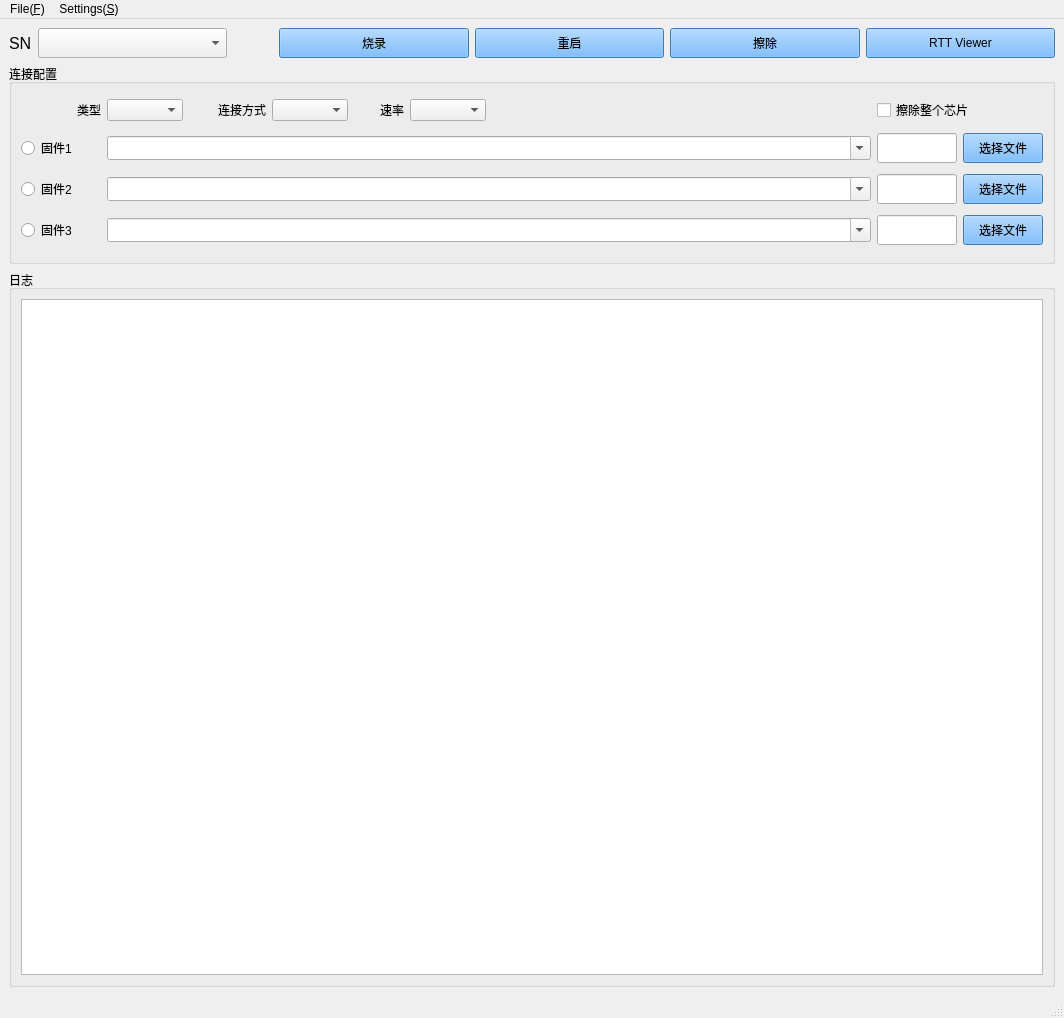
Before: the Qt Designer form mainwindow.ui in duapple/JLink_Flush_GUI, drawn with Qt 5.
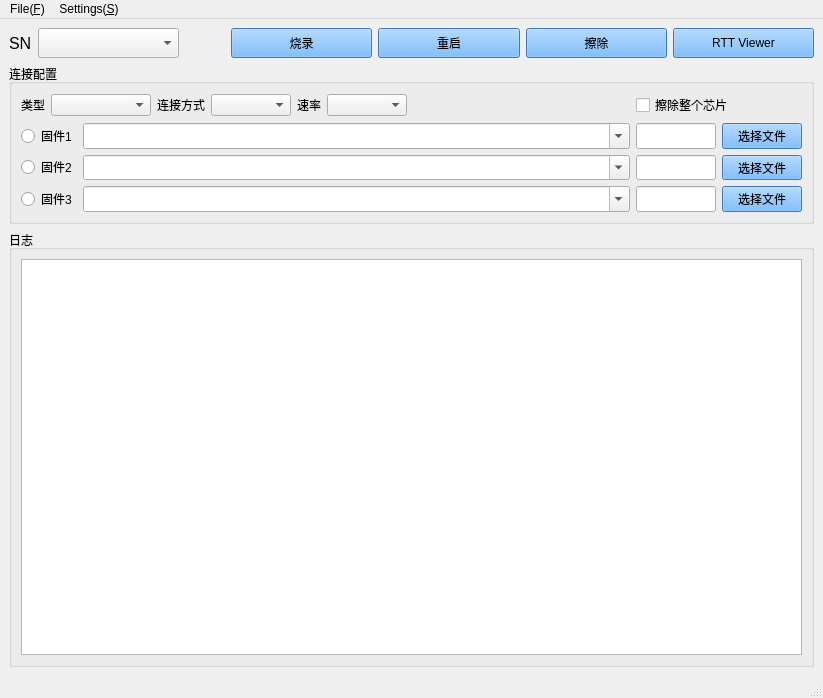
After: the same form once the commit is applied. Icons and pictures are not drawn.

```diff
--- a/mainwindow.ui
+++ b/mainwindow.ui
@@ -6,8 +6,8 @@
    <rect>
     <x>0</x>
     <y>0</y>
-    <width>1064</width>
-    <height>1018</height>
+    <width>823</width>
+    <height>698</height>
    </rect>
   </property>
   <property name="cursor">
@@ -29,7 +29,7 @@
     <item row="1" column="0">
      <widget class="QGroupBox" name="groupBox">
       <property name="sizePolicy">
-       <sizepolicy hsizetype="Expanding" vsizetype="Expanding">
+       <sizepolicy hsizetype="Expanding" vsizetype="MinimumExpanding">
         <horstretch>0</horstretch>
         <verstretch>0</verstretch>
        </sizepolicy>
@@ -43,49 +43,217 @@
       <property name="maximumSize">
        <size>
         <width>16777215</width>
-        <height>200</height>
+        <height>160</height>
        </size>
       </property>
       <property name="title">
        <string>连接配置</string>
       </property>
       <layout class="QGridLayout" name="gridLayout_2">
-       <item row="0" column="0">
-        <widget class="QLabel" name="label_6">
+       <item row="0" column="0" colspan="2">
+        <layout class="QHBoxLayout" name="horizontalLayout">
+         <item>
+          <widget class="QLabel" name="label_6">
+           <property name="sizePolicy">
+            <sizepolicy hsizetype="Fixed" vsizetype="Fixed">
+             <horstretch>0</horstretch>
+             <verstretch>0</verstretch>
+            </sizepolicy>
+           </property>
+           <property name="maximumSize">
+            <size>
+             <width>24</width>
+             <height>16777215</height>
+            </size>
+           </property>
+           <property name="layoutDirection">
+            <enum>Qt::LeftToRight</enum>
+           </property>
+           <property name="text">
+            <string>类型</string>
+           </property>
+           <property name="alignment">
+            <set>Qt::AlignRight|Qt::AlignTrailing|Qt::AlignVCenter</set>
+           </property>
+          </widget>
+         </item>
+         <item>
+          <layout class="QHBoxLayout" name="horizontalLayout_4">
+           <item>
+            <widget class="QComboBox" name="comboBox_4_dev_type_2">
+             <property name="sizePolicy">
+              <sizepolicy hsizetype="Expanding" vsizetype="Fixed">
+               <horstretch>0</horstretch>
+               <verstretch>0</verstretch>
+              </sizepolicy>
+             </property>
+             <property name="minimumSize">
+              <size>
+               <width>100</width>
+               <height>0</height>
+              </size>
+             </property>
+             <property name="maximumSize">
+              <size>
+               <width>480</width>
+               <height>16777215</height>
+              </size>
+             </property>
+             <property name="layoutDirection">
+              <enum>Qt::LeftToRight</enum>
+             </property>
+             <property name="sizeAdjustPolicy">
+              <enum>QComboBox::AdjustToContentsOnFirstShow</enum>
+             </property>
+            </widget>
+           </item>
+           <item>
+            <widget class="QLabel" name="label_8">
+             <property name="sizePolicy">
+              <sizepolicy hsizetype="Fixed" vsizetype="Fixed">
+               <horstretch>0</horstretch>
+               <verstretch>0</verstretch>
+              </sizepolicy>
+             </property>
+             <property name="maximumSize">
+              <size>
+               <width>80</width>
+               <height>16777215</height>
+              </size>
+             </property>
+             <property name="layoutDirection">
+              <enum>Qt::LeftToRight</enum>
+             </property>
+             <property name="text">
+              <string>连接方式</string>
+             </property>
+             <property name="alignment">
+              <set>Qt::AlignRight|Qt::AlignTrailing|Qt::AlignVCenter</set>
+             </property>
+            </widget>
+           </item>
+           <item>
+            <widget class="QComboBox" name="comboBox_2_connect_2">
+             <property name="sizePolicy">
+              <sizepolicy hsizetype="Expanding" vsizetype="Fixed">
+               <horstretch>0</horstretch>
+               <verstretch>0</verstretch>
+              </sizepolicy>
+             </property>
+             <property name="minimumSize">
+              <size>
+               <width>80</width>
+               <height>0</height>
+              </size>
+             </property>
+             <property name="maximumSize">
+              <size>
+               <width>240</width>
+               <height>16777215</height>
+              </size>
+             </property>
+             <property name="contextMenuPolicy">
+              <enum>Qt::DefaultContextMenu</enum>
+             </property>
+             <property name="layoutDirection">
+              <enum>Qt::LeftToRight</enum>
+             </property>
+            </widget>
+           </item>
+           <item>
+            <widget class="QLabel" name="label_7">
+             <property name="sizePolicy">
+              <sizepolicy hsizetype="Fixed" vsizetype="Fixed">
+               <horstretch>0</horstretch>
+               <verstretch>0</verstretch>
+              </sizepolicy>
+             </property>
+             <property name="maximumSize">
+              <size>
+               <width>50</width>
+               <height>16777215</height>
+              </size>
+             </property>
+             <property name="layoutDirection">
+              <enum>Qt::LeftToRight</enum>
+             </property>
+             <property name="text">
+              <string>速率</string>
+             </property>
+             <property name="alignment">
+              <set>Qt::AlignRight|Qt::AlignTrailing|Qt::AlignVCenter</set>
+             </property>
+            </widget>
+           </item>
+           <item>
+            <widget class="QComboBox" name="comboBox_3_speed_2">
+             <property name="sizePolicy">
+              <sizepolicy hsizetype="Expanding" vsizetype="Fixed">
+               <horstretch>0</horstretch>
+               <verstretch>0</verstretch>
+              </sizepolicy>
+             </property>
+             <property name="minimumSize">
+              <size>
+               <width>80</width>
+               <height>0</height>
+              </size>
+             </property>
+             <property name="maximumSize">
+              <size>
+               <width>240</width>
+               <height>16777215</height>
+              </size>
+             </property>
+             <property name="layoutDirection">
+              <enum>Qt::LeftToRight</enum>
+             </property>
+            </widget>
+           </item>
+          </layout>
+         </item>
+        </layout>
+       </item>
+       <item row="0" column="2">
+        <spacer name="horizontalSpacer">
+         <property name="orientation">
+          <enum>Qt::Horizontal</enum>
+         </property>
+         <property name="sizeType">
+          <enum>QSizePolicy::Minimum</enum>
+         </property>
+         <property name="sizeHint" stdset="0">
+          <size>
+           <width>40</width>
+           <height>20</height>
+          </size>
+         </property>
+        </spacer>
+       </item>
+       <item row="0" column="3" colspan="2">
+        <widget class="QCheckBox" name="checkBox_erase_sector">
          <property name="sizePolicy">
           <sizepolicy hsizetype="Fixed" vsizetype="Fixed">
            <horstretch>0</horstretch>
            <verstretch>0</verstretch>
           </sizepolicy>
          </property>
-         <property name="maximumSize">
-          <size>
-           <width>80</width>
-           <height>16777215</height>
-          </size>
-         </property>
-         <property name="layoutDirection">
-          <enum>Qt::LeftToRight</enum>
-         </property>
          <property name="text">
-          <string>类型</string>
-         </property>
-         <property name="alignment">
-          <set>Qt::AlignRight|Qt::AlignTrailing|Qt::AlignVCenter</set>
+          <string>擦除整个芯片</string>
          </property>
         </widget>
        </item>
        <item row="1" column="0">
         <widget class="QRadioButton" name="radioButton_choose_loadfile1">
          <property name="sizePolicy">
-          <sizepolicy hsizetype="Expanding" vsizetype="Fixed">
+          <sizepolicy hsizetype="Fixed" vsizetype="Fixed">
            <horstretch>0</horstretch>
            <verstretch>0</verstretch>
           </sizepolicy>
          </property>
          <property name="maximumSize">
           <size>
-           <width>80</width>
+           <width>55</width>
            <height>16777215</height>
           </size>
          </property>
@@ -100,6 +268,22 @@
          </property>
         </widget>
        </item>
+       <item row="1" column="1" colspan="2">
+        <widget class="QComboBox" name="comboBox_fw1_path">
+         <property name="sizePolicy">
+          <sizepolicy hsizetype="Preferred" vsizetype="Expanding">
+           <horstretch>0</horstretch>
+           <verstretch>0</verstretch>
+          </sizepolicy>
+         </property>
+         <property name="editable">
+          <bool>true</bool>
+         </property>
+         <property name="sizeAdjustPolicy">
+          <enum>QComboBox::AdjustToMinimumContentsLengthWithIcon</enum>
+         </property>
+        </widget>
+       </item>
        <item row="1" column="3">
         <widget class="QLineEdit" name="lineEdit_mem_start_addr_1">
          <property name="sizePolicy">
@@ -111,7 +295,7 @@
          <property name="minimumSize">
           <size>
            <width>0</width>
-           <height>25</height>
+           <height>0</height>
           </size>
          </property>
          <property name="maximumSize">
@@ -142,7 +326,7 @@
          <property name="minimumSize">
           <size>
            <width>0</width>
-           <height>25</height>
+           <height>0</height>
           </size>
          </property>
          <property name="maximumSize">
@@ -162,14 +346,14 @@
        <item row="2" column="0">
         <widget class="QRadioButton" name="radioButton_choose_loadfile2">
          <property name="sizePolicy">
-          <sizepolicy hsizetype="Expanding" vsizetype="Fixed">
+          <sizepolicy hsizetype="Fixed" vsizetype="Fixed">
            <horstretch>0</horstretch>
            <verstretch>0</verstretch>
           </sizepolicy>
          </property>
          <property name="maximumSize">
           <size>
-           <width>80</width>
+           <width>55</width>
            <height>16777215</height>
           </size>
          </property>
@@ -181,6 +365,22 @@
          </property>
         </widget>
        </item>
+       <item row="2" column="1" colspan="2">
+        <widget class="QComboBox" name="comboBox_fw2_path">
+         <property name="sizePolicy">
+          <sizepolicy hsizetype="Preferred" vsizetype="Expanding">
+           <horstretch>0</horstretch>
+           <verstretch>0</verstretch>
+          </sizepolicy>
+         </property>
+         <property name="editable">
+          <bool>true</bool>
+         </property>
+         <property name="sizeAdjustPolicy">
+          <enum>QComboBox::AdjustToMinimumContentsLengthWithIcon</enum>
+         </property>
+        </widget>
+       </item>
        <item row="2" column="3">
         <widget class="QLineEdit" name="lineEdit_mem_start_addr_2">
          <property name="sizePolicy">
@@ -192,7 +392,7 @@
          <property name="minimumSize">
           <size>
            <width>0</width>
-           <height>25</height>
+           <height>0</height>
           </size>
          </property>
          <property name="maximumSize">
@@ -223,7 +423,7 @@
          <property name="minimumSize">
           <size>
            <width>0</width>
-           <height>25</height>
+           <height>0</height>
           </size>
          </property>
          <property name="maximumSize">
@@ -243,7 +443,7 @@
        <item row="3" column="0">
         <widget class="QRadioButton" name="radioButton_choose_loadfile3">
          <property name="sizePolicy">
-          <sizepolicy hsizetype="Expanding" vsizetype="Fixed">
+          <sizepolicy hsizetype="Fixed" vsizetype="Fixed">
            <horstretch>0</horstretch>
            <verstretch>0</verstretch>
           </sizepolicy>
@@ -251,7 +451,7 @@
          <property name="maximumSize">
           <size>
            <width>80</width>
-           <height>16777215</height>
+           <height>18</height>
           </size>
          </property>
          <property name="text">
@@ -262,6 +462,22 @@
          </property>
         </widget>
        </item>
+       <item row="3" column="1" colspan="2">
+        <widget class="QComboBox" name="comboBox_fw3_path">
+         <property name="sizePolicy">
+          <sizepolicy hsizetype="Preferred" vsizetype="Expanding">
+           <horstretch>0</horstretch>
+           <verstretch>0</verstretch>
+          </sizepolicy>
+         </property>
+         <property name="editable">
+          <bool>true</bool>
+         </property>
+         <property name="sizeAdjustPolicy">
+          <enum>QComboBox::AdjustToMinimumContentsLengthWithIcon</enum>
+         </property>
+        </widget>
+       </item>
        <item row="3" column="3">
         <widget class="QLineEdit" name="lineEdit_mem_start_addr_3">
          <property name="sizePolicy">
@@ -273,7 +489,7 @@
          <property name="minimumSize">
           <size>
            <width>0</width>
-           <height>25</height>
+           <height>0</height>
           </size>
          </property>
          <property name="maximumSize">
@@ -304,7 +520,7 @@
          <property name="minimumSize">
           <size>
            <width>0</width>
-           <height>25</height>
+           <height>0</height>
           </size>
          </property>
          <property name="maximumSize">
@@ -324,182 +540,6 @@
          </property>
         </widget>
        </item>
-       <item row="0" column="1">
-        <layout class="QHBoxLayout" name="horizontalLayout_4">
-         <item>
-          <widget class="QComboBox" name="comboBox_4_dev_type_2">
-           <property name="sizePolicy">
-            <sizepolicy hsizetype="Maximum" vsizetype="Fixed">
-             <horstretch>0</horstretch>
-             <verstretch>0</verstretch>
-            </sizepolicy>
-           </property>
-           <property name="maximumSize">
-            <size>
-             <width>240</width>
-             <height>16777215</height>
-            </size>
-           </property>
-           <property name="layoutDirection">
-            <enum>Qt::LeftToRight</enum>
-           </property>
-           <property name="sizeAdjustPolicy">
-            <enum>QComboBox::AdjustToContentsOnFirstShow</enum>
-           </property>
-          </widget>
-         </item>
-         <item>
-          <widget class="QLabel" name="label_8">
-           <property name="sizePolicy">
-            <sizepolicy hsizetype="Fixed" vsizetype="Fixed">
-             <horstretch>0</horstretch>
-             <verstretch>0</verstretch>
-            </sizepolicy>
-           </property>
-           <property name="maximumSize">
-            <size>
-             <width>80</width>
-             <height>16777215</height>
-            </size>
-           </property>
-           <property name="layoutDirection">
-            <enum>Qt::LeftToRight</enum>
-           </property>
-           <property name="text">
-            <string>连接方式</string>
-           </property>
-           <property name="alignment">
-            <set>Qt::AlignRight|Qt::AlignTrailing|Qt::AlignVCenter</set>
-           </property>
-          </widget>
-         </item>
-         <item>
-          <widget class="QComboBox" name="comboBox_2_connect_2">
-           <property name="sizePolicy">
-            <sizepolicy hsizetype="Fixed" vsizetype="Fixed">
-             <horstretch>0</horstretch>
-             <verstretch>0</verstretch>
-            </sizepolicy>
-           </property>
-           <property name="maximumSize">
-            <size>
-             <width>120</width>
-             <height>16777215</height>
-            </size>
-           </property>
-           <property name="contextMenuPolicy">
-            <enum>Qt::DefaultContextMenu</enum>
-           </property>
-           <property name="layoutDirection">
-            <enum>Qt::LeftToRight</enum>
-           </property>
-          </widget>
-         </item>
-         <item>
-          <widget class="QLabel" name="label_7">
-           <property name="sizePolicy">
-            <sizepolicy hsizetype="Fixed" vsizetype="Fixed">
-             <horstretch>0</horstretch>
-             <verstretch>0</verstretch>
-            </sizepolicy>
-           </property>
-           <property name="maximumSize">
-            <size>
-             <width>50</width>
-             <height>16777215</height>
-            </size>
-           </property>
-           <property name="layoutDirection">
-            <enum>Qt::LeftToRight</enum>
-           </property>
-           <property name="text">
-            <string>速率</string>
-           </property>
-           <property name="alignment">
-            <set>Qt::AlignRight|Qt::AlignTrailing|Qt::AlignVCenter</set>
-           </property>
-          </widget>
-         </item>
-         <item>
-          <widget class="QComboBox" name="comboBox_3_speed_2">
-           <property name="sizePolicy">
-            <sizepolicy hsizetype="Fixed" vsizetype="Fixed">
-             <horstretch>0</horstretch>
-             <verstretch>0</verstretch>
-            </sizepolicy>
-           </property>
-           <property name="maximumSize">
-            <size>
-             <width>120</width>
-             <height>16777215</height>
-            </size>
-           </property>
-           <property name="layoutDirection">
-            <enum>Qt::LeftToRight</enum>
-           </property>
-          </widget>
-         </item>
-        </layout>
-       </item>
-       <item row="0" column="2">
-        <spacer name="horizontalSpacer">
-         <property name="orientation">
-          <enum>Qt::Horizontal</enum>
-         </property>
-         <property name="sizeType">
-          <enum>QSizePolicy::Minimum</enum>
-         </property>
-         <property name="sizeHint" stdset="0">
-          <size>
-           <width>40</width>
-           <height>20</height>
-          </size>
-         </property>
-        </spacer>
-       </item>
-       <item row="0" column="3" colspan="2">
-        <widget class="QCheckBox" name="checkBox_erase_sector">
-         <property name="sizePolicy">
-          <sizepolicy hsizetype="Fixed" vsizetype="Fixed">
-           <horstretch>0</horstretch>
-           <verstretch>0</verstretch>
-          </sizepolicy>
-         </property>
-         <property name="text">
-          <string>擦除整个芯片</string>
-         </property>
-        </widget>
-       </item>
-       <item row="1" column="1" colspan="2">
-        <widget class="QComboBox" name="comboBox_fw1_path">
-         <property name="editable">
-          <bool>true</bool>
-         </property>
-         <property name="sizeAdjustPolicy">
-          <enum>QComboBox::AdjustToMinimumContentsLengthWithIcon</enum>
-         </property>
-        </widget>
-       </item>
-       <item row="2" column="1" colspan="2">
-        <widget class="QComboBox" name="comboBox_fw2_path">
-         <property name="editable">
-          <bool>true</bool>
-         </property>
-         <property name="sizeAdjustPolicy">
-          <enum>QComboBox::AdjustToMinimumContentsLengthWithIcon</enum>
-         </property>
-        </widget>
-       </item>
-       <item row="3" column="1" colspan="2">
-        <widget class="QComboBox" name="comboBox_fw3_path">
-         <property name="editable">
-          <bool>true</bool>
-         </property>
-         <property name="sizeAdjustPolicy">
-          <enum>QComboBox::AdjustToMinimumContentsLengthWithIcon</enum>
-         </property>
-        </widget>
-       </item>
       </layout>
      </widget>
     </item>
@@ -754,8 +794,8 @@
     <rect>
      <x>0</x>
      <y>0</y>
-     <width>1064</width>
-     <height>34</height>
+     <width>823</width>
+     <height>21</height>
     </rect>
    </property>
    <widget class="QMenu" name="menuFile_F">
```
